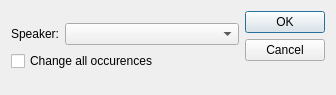
Above: changespeakerdialog.ui from jatindalal/asr-post-editor before the change. Below: the same form after it.
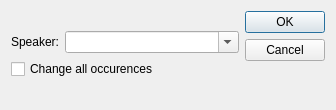
That is the form after the change.

```diff
--- a/changespeakerdialog.ui
+++ b/changespeakerdialog.ui
@@ -7,7 +7,7 @@
     <x>0</x>
     <y>0</y>
     <width>336</width>
-    <height>95</height>
+    <height>110</height>
    </rect>
   </property>
   <property name="windowTitle">
@@ -41,6 +41,9 @@
              <verstretch>0</verstretch>
             </sizepolicy>
            </property>
+           <property name="editable">
+            <bool>true</bool>
+           </property>
           </widget>
          </item>
         </layout>
```
